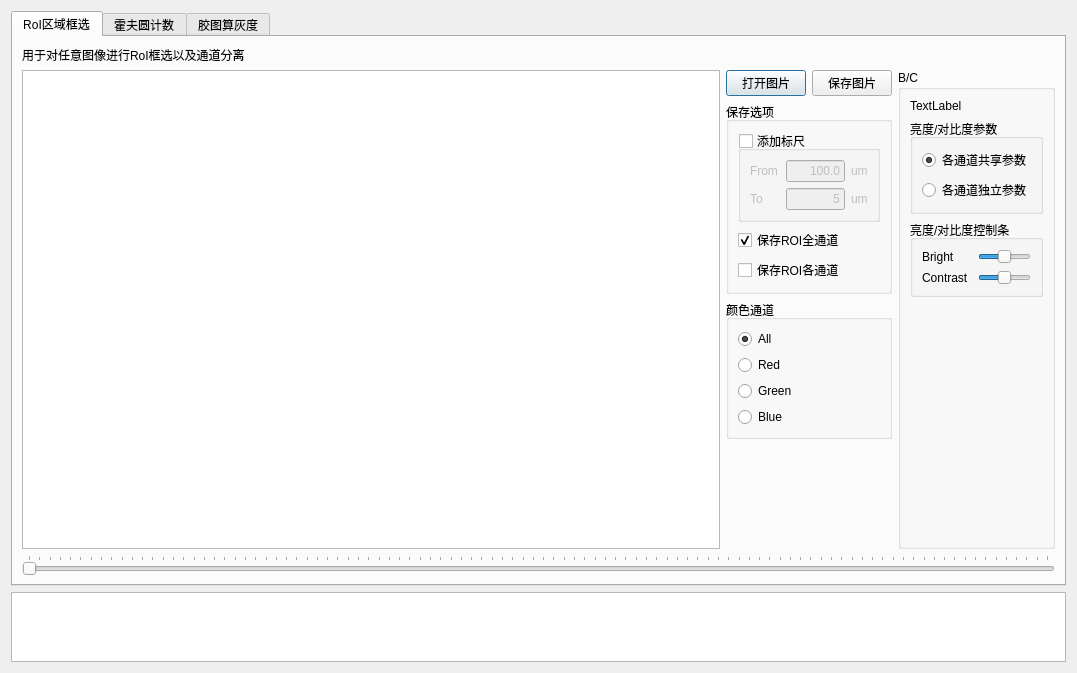
mulin-xml/wwy2, file uic/main_dialog.ui: the form before one commit.
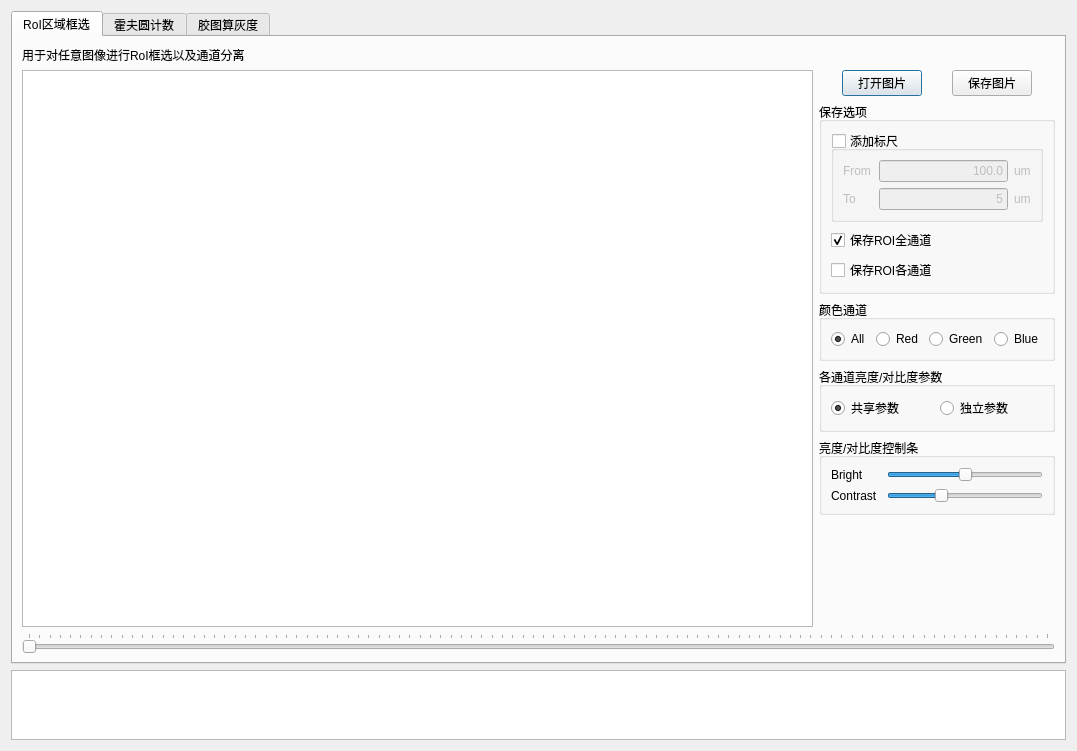
The form after the commit. Custom widgets are drawn as their Qt base class.

Patch:
```diff
--- a/uic/main_dialog.ui
+++ b/uic/main_dialog.ui
@@ -7,7 +7,7 @@
     <x>0</x>
     <y>0</y>
     <width>1077</width>
-    <height>673</height>
+    <height>751</height>
    </rect>
   </property>
   <property name="sizePolicy">
@@ -38,7 +38,7 @@
         </widget>
        </item>
        <item>
-        <layout class="QHBoxLayout" name="horizontalLayout_3" stretch="100,1,1">
+        <layout class="QHBoxLayout" name="horizontalLayout_3" stretch="10,1">
          <item>
           <widget class="MyGraphicsView" name="tab1GV">
            <property name="verticalScrollBarPolicy">
@@ -222,7 +222,7 @@
              <property name="title">
               <string>颜色通道</string>
              </property>
-             <layout class="QVBoxLayout" name="verticalLayout_11">
+             <layout class="QHBoxLayout" name="horizontalLayout_6">
               <item>
                <widget class="QRadioButton" name="radioButton">
                 <property name="text">
@@ -258,43 +258,15 @@
             </widget>
            </item>
            <item>
-            <spacer name="verticalSpacer">
-             <property name="orientation">
-              <enum>Qt::Vertical</enum>
-             </property>
-             <property name="sizeHint" stdset="0">
-              <size>
-               <width>0</width>
-               <height>0</height>
-              </size>
-             </property>
-            </spacer>
-           </item>
-          </layout>
-         </item>
-         <item>
-          <widget class="QGroupBox" name="groupBox_2">
-           <property name="title">
-            <string>B/C</string>
-           </property>
-           <layout class="QVBoxLayout" name="verticalLayout_9">
-            <item>
-             <widget class="QLabel" name="tab1Hist">
-              <property name="text">
-               <string>TextLabel</string>
-              </property>
-             </widget>
-            </item>
-            <item>
              <widget class="QGroupBox" name="tab1ParaGroup">
               <property name="title">
-               <string>亮度/对比度参数</string>
-              </property>
-              <layout class="QVBoxLayout" name="verticalLayout">
+              <string>各通道亮度/对比度参数</string>
+             </property>
+             <layout class="QHBoxLayout" name="horizontalLayout_8">
                <item>
                 <widget class="QRadioButton" name="radioButton_5">
                  <property name="text">
-                  <string>各通道共享参数</string>
+                 <string>共享参数</string>
                  </property>
                  <property name="checked">
                   <bool>true</bool>
@@ -304,7 +276,7 @@
                <item>
                 <widget class="QRadioButton" name="radioButton_6">
                  <property name="text">
-                  <string>各通道独立参数</string>
+                 <string>独立参数</string>
                  </property>
                 </widget>
                </item>
@@ -371,7 +343,7 @@
                  <item>
                   <widget class="QSlider" name="tab1SliderAlpha">
                    <property name="maximum">
-                    <number>200</number>
+                   <number>300</number>
                    </property>
                    <property name="value">
                     <number>100</number>
@@ -387,20 +359,19 @@
              </widget>
             </item>
             <item>
-             <spacer name="verticalSpacer_2">
+            <spacer name="verticalSpacer">
               <property name="orientation">
                <enum>Qt::Vertical</enum>
               </property>
               <property name="sizeHint" stdset="0">
                <size>
-                <width>20</width>
-                <height>40</height>
+               <width>0</width>
+               <height>0</height>
                </size>
               </property>
              </spacer>
             </item>
            </layout>
-          </widget>
          </item>
         </layout>
        </item>
@@ -432,6 +403,20 @@
         </widget>
        </item>
        <item>
+        <layout class="QHBoxLayout" name="horizontalLayout_9" stretch="10,0">
+         <item>
+          <widget class="MyGraphicsView" name="tab2GV">
+           <property name="verticalScrollBarPolicy">
+            <enum>Qt::ScrollBarAlwaysOff</enum>
+           </property>
+           <property name="horizontalScrollBarPolicy">
+            <enum>Qt::ScrollBarAlwaysOff</enum>
+           </property>
+          </widget>
+         </item>
+         <item>
+          <layout class="QVBoxLayout" name="verticalLayout">
+           <item>
         <layout class="QHBoxLayout" name="horizontalLayout_2">
          <item>
           <spacer name="horizontalSpacer_6">
@@ -468,6 +453,30 @@
          </item>
         </layout>
        </item>
+           <item>
+            <widget class="QLabel" name="tab2Hist">
+             <property name="text">
+              <string>TextLabel</string>
+             </property>
+            </widget>
+           </item>
+           <item>
+            <spacer name="verticalSpacer_2">
+             <property name="orientation">
+              <enum>Qt::Vertical</enum>
+             </property>
+             <property name="sizeHint" stdset="0">
+              <size>
+               <width>20</width>
+               <height>40</height>
+              </size>
+             </property>
+            </spacer>
+           </item>
+          </layout>
+         </item>
+        </layout>
+       </item>
       </layout>
      </widget>
      <widget class="QWidget" name="tab3">
@@ -544,6 +553,12 @@
    <header>lib/roi.h</header>
    <container>1</container>
   </customwidget>
+  <customwidget>
+   <class>CircleCounter</class>
+   <extends>QWidget</extends>
+   <header>lib/circlecounter.h</header>
+   <container>1</container>
+  </customwidget>
  </customwidgets>
  <resources/>
  <connections/>
```
Left out of the diff: 4 changed lines with no effect on the pictures. Lines whose indentation alone changed are shown as unchanged.
